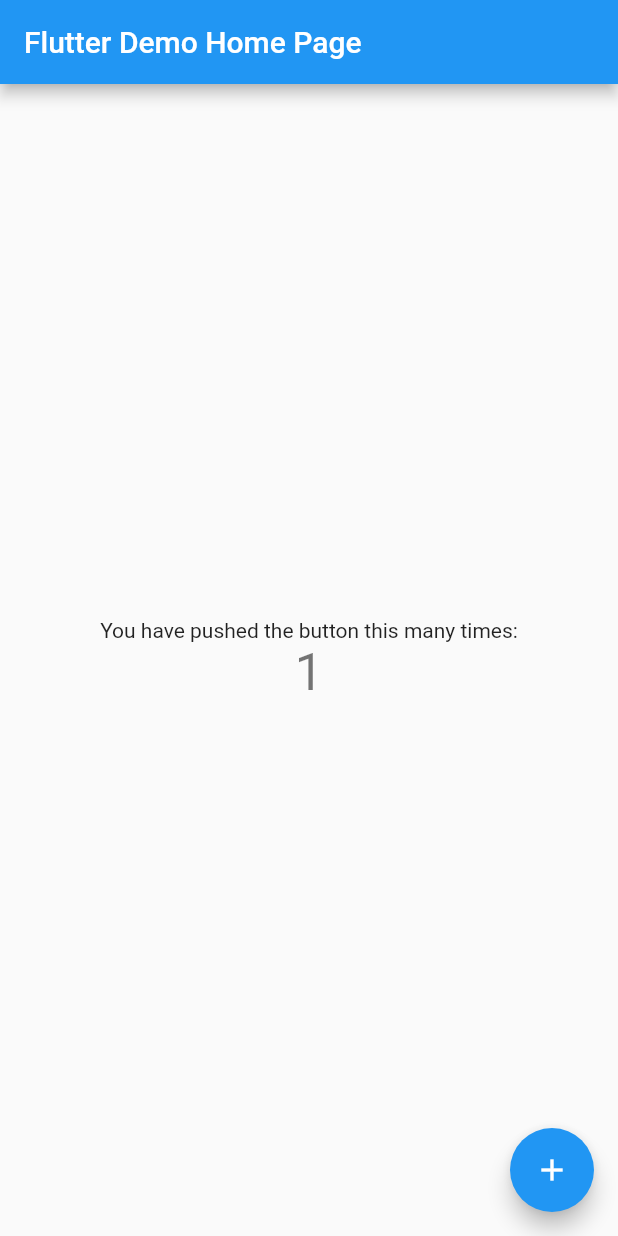
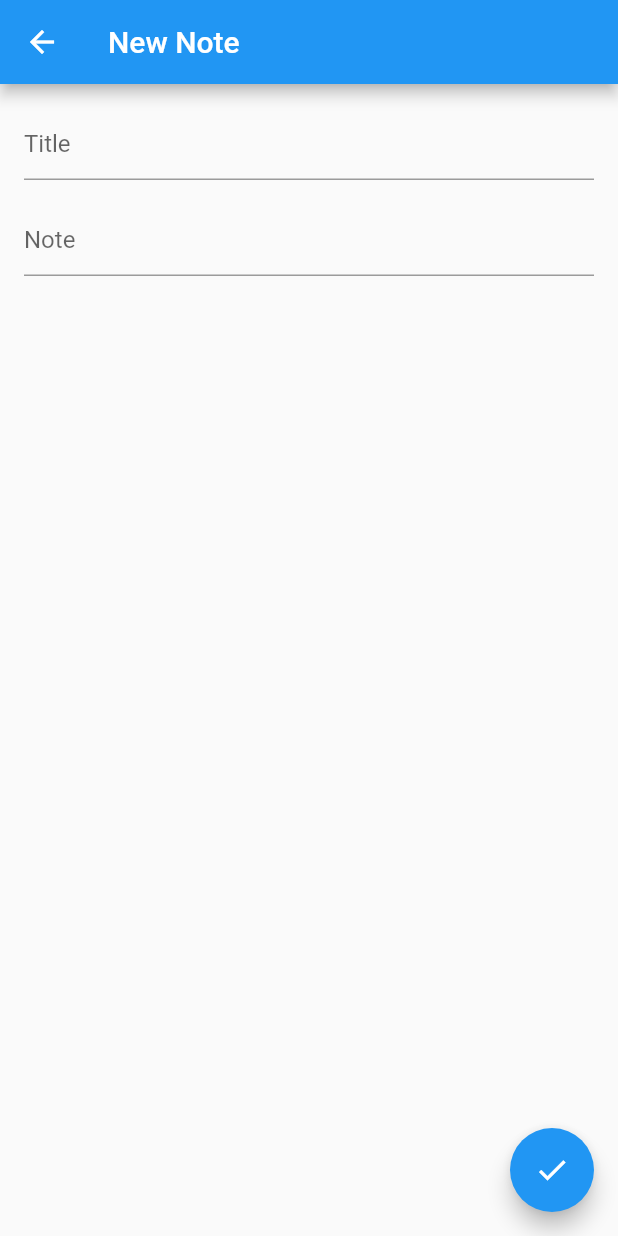
Before and after one commit to rachadaccoumeh/note_app_getx, a Flutter app: the screen it shows after launch, after a tap on the "add" icon, on a phone screen of 412 x 824 dp. Run offline on Flutter 3.47's test engine with Material 2 defaults, Android fonts, the phone set to English and light mode, and no system bars; our stand-ins replace get.

Commit message:
implement note app using get-x

```diff
--- a/lib/main.dart
+++ b/lib/main.dart
@@ -1,115 +1,21 @@
 import 'package:flutter/material.dart';
+import 'package:get/get.dart';
+import 'note_controller.dart';
+import 'note.dart';
+import 'note_screen.dart';
 
 void main() {
-  runApp(const MyApp());
+  runApp(MyApp());
 }
 
 class MyApp extends StatelessWidget {
-  const MyApp({super.key});
+  final noteController = Get.put(NoteController());
 
-  // This widget is the root of your application.
   @override
   Widget build(BuildContext context) {
-    return MaterialApp(
-      title: 'Flutter Demo',
-      theme: ThemeData(
-        // This is the theme of your application.
-        //
-        // Try running your application with "flutter run". You'll see the
-        // application has a blue toolbar. Then, without quitting the app, try
-        // changing the primarySwatch below to Colors.green and then invoke
-        // "hot reload" (press "r" in the console where you ran "flutter run",
-        // or simply save your changes to "hot reload" in a Flutter IDE).
-        // Notice that the counter didn't reset back to zero; the application
-        // is not restarted.
-        primarySwatch: Colors.blue,
-      ),
-      home: const MyHomePage(title: 'Flutter Demo Home Page'),
+    return GetMaterialApp(
+      title: 'Notes App',
+      home: NotesScreen(),
     );
   }
 }
-
-class MyHomePage extends StatefulWidget {
-  const MyHomePage({super.key, required this.title});
-
-  // This widget is the home page of your application. It is stateful, meaning
-  // that it has a State object (defined below) that contains fields that affect
-  // how it looks.
-
-  // This class is the configuration for the state. It holds the values (in this
-  // case the title) provided by the parent (in this case the App widget) and
-  // used by the build method of the State. Fields in a Widget subclass are
-  // always marked "final".
-
-  final String title;
-
-  @override
-  State<MyHomePage> createState() => _MyHomePageState();
-}
-
-class _MyHomePageState extends State<MyHomePage> {
-  int _counter = 0;
-
-  void _incrementCounter() {
-    setState(() {
-      // This call to setState tells the Flutter framework that something has
-      // changed in this State, which causes it to rerun the build method below
-      // so that the display can reflect the updated values. If we changed
-      // _counter without calling setState(), then the build method would not be
-      // called again, and so nothing would appear to happen.
-      _counter++;
-    });
-  }
-
-  @override
-  Widget build(BuildContext context) {
-    // This method is rerun every time setState is called, for instance as done
-    // by the _incrementCounter method above.
-    //
-    // The Flutter framework has been optimized to make rerunning build methods
-    // fast, so that you can just rebuild anything that needs updating rather
-    // than having to individually change instances of widgets.
-    return Scaffold(
-      appBar: AppBar(
-        // Here we take the value from the MyHomePage object that was created by
-        // the App.build method, and use it to set our appbar title.
-        title: Text(widget.title),
-      ),
-      body: Center(
-        // Center is a layout widget. It takes a single child and positions it
-        // in the middle of the parent.
-        child: Column(
-          // Column is also a layout widget. It takes a list of children and
-          // arranges them vertically. By default, it sizes itself to fit its
-          // children horizontally, and tries to be as tall as its parent.
-          //
-          // Invoke "debug painting" (press "p" in the console, choose the
-          // "Toggle Debug Paint" action from the Flutter Inspector in Android
-          // Studio, or the "Toggle Debug Paint" command in Visual Studio Code)
-          // to see the wireframe for each widget.
-          //
-          // Column has various properties to control how it sizes itself and
-          // how it positions its children. Here we use mainAxisAlignment to
-          // center the children vertically; the main axis here is the vertical
-          // axis because Columns are vertical (the cross axis would be
-          // horizontal).
-          mainAxisAlignment: MainAxisAlignment.center,
-          children: <Widget>[
-            const Text(
-              'You have pushed the button this many times:',
-            ),
-            Text(
-              '$_counter',
-              style: Theme.of(context).textTheme.headlineMedium,
-            ),
-          ],
-        ),
-      ),
-      floatingActionButton: FloatingActionButton(
-        onPressed: _incrementCounter,
-        tooltip: 'Increment',
-        child: const Icon(Icons.add),
-      ), // This trailing comma makes auto-formatting nicer for build methods.
-    );
-  }
-}
--- /dev/null
+++ b/lib/note.dart
@@ -0,0 +1,6 @@
+class Note {
+  String title;
+  String body;
+
+  Note({required this.title, required this.body});
+}
--- /dev/null
+++ b/lib/note_controller.dart
@@ -0,0 +1,14 @@
+import 'package:get/get.dart';
+import 'note.dart';
+
+class NoteController extends GetxController {
+  final notes = <Note>[].obs;
+
+  void add(Note note) {
+    notes.add(note);
+  }
+
+  void remove(Note note) {
+    notes.remove(note);
+  }
+}
--- /dev/null
+++ b/lib/note_editor.dart
@@ -0,0 +1,63 @@
+import 'package:flutter/material.dart';
+import 'note.dart';
+
+class NoteEditor extends StatefulWidget {
+  @override
+  _NoteEditorState createState() => _NoteEditorState();
+}
+
+class _NoteEditorState extends State<NoteEditor> {
+  final titleController = TextEditingController();
+  final bodyController = TextEditingController();
+
+  @override
+  void dispose() {
+    titleController.dispose();
+    bodyController.dispose();
+    super.dispose();
+  }
+
+  @override
+  Widget build(BuildContext context) {
+    return Scaffold(
+      appBar: AppBar(
+        title: const Text('New Note'),
+      ),
+      body: Padding(
+        padding: const EdgeInsets.all(16.0),
+        child: Column(
+          crossAxisAlignment: CrossAxisAlignment.stretch,
+          children: [
+            TextField(
+              controller: titleController,
+              decoration: const InputDecoration(
+                hintText: 'Title',
+              ),
+            ),
+            const SizedBox(height: 16.0),
+            TextField(
+              controller: bodyController,
+              decoration: const InputDecoration(
+                hintText: 'Note',
+              ),
+              maxLines: null,
+            ),
+          ],
+        ),
+      ),
+      floatingActionButton: FloatingActionButton(
+        onPressed: () {
+          final title = titleController.text;
+          final body = bodyController.text;
+          if (title.isNotEmpty && body.isNotEmpty) {
+            Navigator.pop(context, Note(
+              title: title,
+              body: body,
+            ));
+          }
+        },
+        child: const Icon(Icons.check),
+      ),
+    );
+  }
+}
--- /dev/null
+++ b/lib/note_screen.dart
@@ -0,0 +1,46 @@
+import 'package:flutter/material.dart';
+import 'package:get/get.dart';
+import 'note_controller.dart';
+import 'note.dart';
+import 'note_editor.dart';
+
+class NotesScreen extends StatelessWidget {
+  final noteController = Get.find<NoteController>();
+
+  @override
+  Widget build(BuildContext context) {
+    return Scaffold(
+      appBar: AppBar(
+        title: const Text('Notes'),
+      ),
+      body: Obx(() {
+        return ListView.builder(
+          itemCount: noteController.notes.length,
+          itemBuilder: (context, index) {
+            final note = noteController.notes[index];
+            return ListTile(
+              title: Text(note.title),
+              subtitle: Text(note.body),
+              trailing: IconButton(
+                icon: const Icon(Icons.delete),
+                onPressed: () {
+                  noteController.remove(note);
+                },
+              ),
+            );
+          },
+        );
+      }),
+      floatingActionButton: FloatingActionButton(
+        onPressed: () {
+          Get.to(NoteEditor())?.then((value) {
+            if (value != null) {
+              noteController.add(value);
+            }
+          });
+        },
+        child: const Icon(Icons.add),
+      ),
+    );
+  }
+}
--- a/pubspec.yaml
+++ b/pubspec.yaml
@@ -34,7 +34,7 @@
 
   # The following adds the Cupertino Icons font to your application.
   # Use with the CupertinoIcons class for iOS style icons.
-  cupertino_icons: ^1.0.2
+  cupertino_icons: ^1.0.5
 
 dev_dependencies:
   flutter_test:
@@ -45,7 +45,7 @@
   # activated in the `analysis_options.yaml` file located at the root of your
   # package. See that file for information about deactivating specific lint
   # rules and activating additional ones.
-  flutter_lints: ^2.0.0
+  flutter_lints: ^2.0.1
   get: ^4.6.5
 
 # For information on the generic Dart part of this file, see the
```
